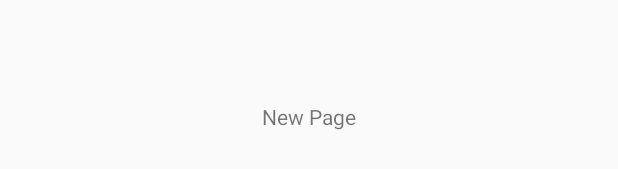
After one commit to BenedictHomuth/GetRequest, an Android app: the layout activity_start.xml on its own in the app's theme, with its tools: preview values and no code run, on a phone screen of 412 x 824 dp. The commit adds this screen. Shown: the part 502-671 px from the top of the screen. Run offline under Robolectric (Android 15) with nearby library versions, the phone set to English and light mode, and no system bars.

Commit message:
Added StartActivity.java
Now the returned data is passed to StartActivity and can be manipulated there.

```diff
--- a/app/src/main/java/com/homuth/getrequest/MainActivity.java
+++ b/app/src/main/java/com/homuth/getrequest/MainActivity.java
@@ -3,9 +3,9 @@ package com.homuth.getrequest;
 import androidx.appcompat.app.AppCompatActivity;
 
 import android.Manifest;
+import android.content.Intent;
 import android.content.pm.PackageManager;
 import android.os.Bundle;
-import android.os.SystemClock;
 import android.util.Log;
 import android.widget.TextView;
 
@@ -94,6 +94,9 @@ public class MainActivity extends AppCompatActivity {
 
         //Eventuell ab hier neuen Intent starten und als "Start" festlegen
         //Von hier dann den Waypoint manager mit Daten füllen und starten
+        Intent intent = new Intent(this, StartActivity.class);
+        intent.putExtra("intent_data", data);
+        startActivity(intent);
 
     }
 
--- /dev/null
+++ b/app/src/main/res/layout/activity_start.xml
@@ -0,0 +1,18 @@
+<?xml version="1.0" encoding="utf-8"?>
+<androidx.constraintlayout.widget.ConstraintLayout xmlns:android="http://schemas.android.com/apk/res/android"
+    xmlns:app="http://schemas.android.com/apk/res-auto"
+    xmlns:tools="http://schemas.android.com/tools"
+    android:layout_width="match_parent"
+    android:layout_height="match_parent"
+    tools:context=".StartActivity">
+
+    <TextView
+        android:id="@+id/int_Data"
+        android:layout_width="wrap_content"
+        android:layout_height="wrap_content"
+        android:text="New Page"
+        app:layout_constraintBottom_toBottomOf="parent"
+        app:layout_constraintEnd_toEndOf="parent"
+        app:layout_constraintStart_toStartOf="parent"
+        app:layout_constraintTop_toTopOf="parent" />
+</androidx.constraintlayout.widget.ConstraintLayout>
```
Also changed, not shown: app/src/main/AndroidManifest.xml (+5 -3 lines), app/src/main/java/com/homuth/getrequest/StartActivity.java (added, +23 -0 lines).
